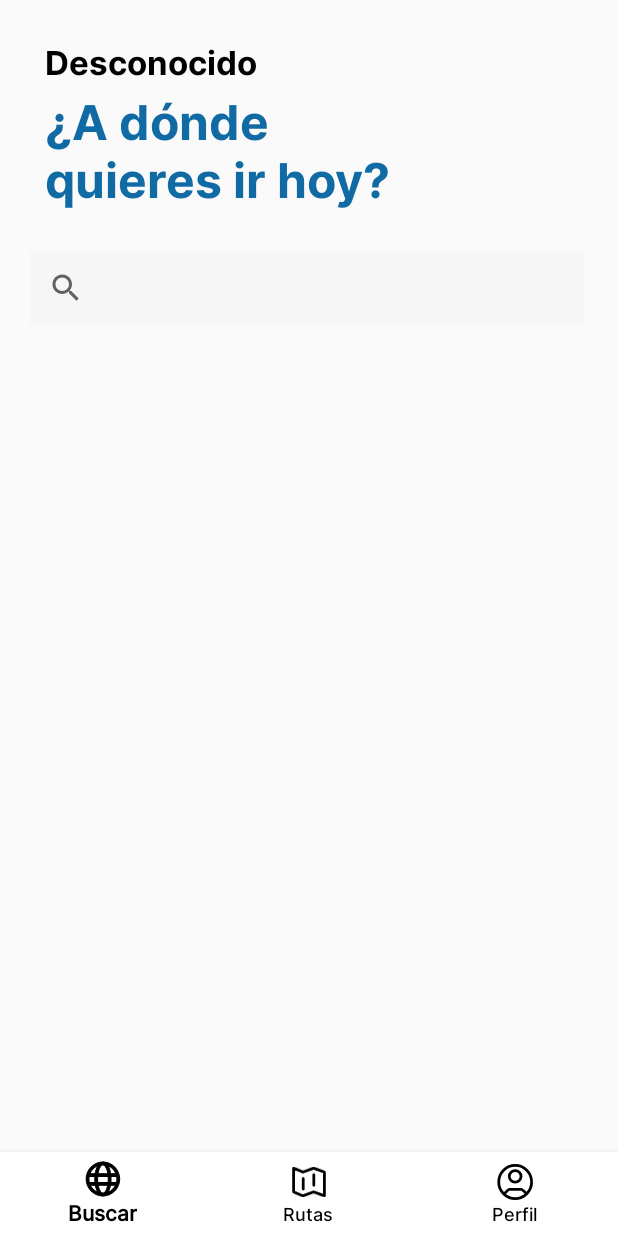
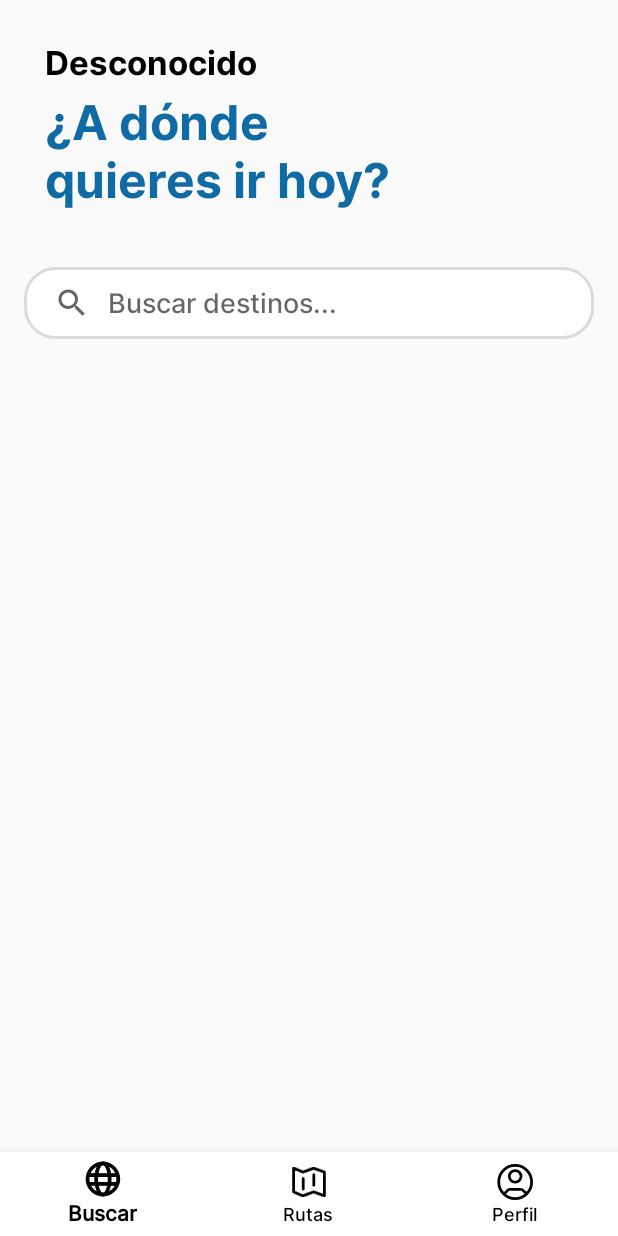
Before and after one commit to JeRamirez25/appTurismo, an Android app: the Buscar screen opened directly, with no data from a screen before it, on a phone screen of 412 x 824 dp. Run offline under Robolectric (Android 15) with nearby library versions, the phone set to English and light mode, and no system bars; our stand-ins replace Firebase (no records; nobody signed in at launch, a user with empty details on screens opened directly).

Commit message:
Nuevo riple background search view

```diff
--- a/app/src/main/java/com/example/app_bases_datos/Buscar.kt
+++ b/app/src/main/java/com/example/app_bases_datos/Buscar.kt
@@ -40,14 +40,17 @@ class Buscar : Fragment() {
 
             val user = auth.currentUser
             if (user != null) {
+
                 val userEmail = user.email ?: ""
                 saludo(userEmail, tvWelcome)
 
                 obtenerIdUsuario(userEmail) { userId ->
                     if (userId != null) {
+
                         adapter.setOnItemClickListener(object : LugarAdapter.onItemClickListener {
                             override fun onItemClick(position: Int) {
                                 val lugarSeleccionado = lugares[position]
+                                Log.d("listaLugares", "$lugarSeleccionado")
                                 val intent = Intent(requireContext(), Detalles_de_lugares::class.java).apply {
                                     putExtra("id", lugarSeleccionado.id)
                                     putExtra("nombre", lugarSeleccionado.nombre)
@@ -74,6 +77,8 @@ class Buscar : Fragment() {
             recyclerView.adapter = adapter
 
             cargarLugares()
+
+
 
             recyclerView.addOnScrollListener(object : RecyclerView.OnScrollListener() {
                 override fun onScrolled(recyclerView: RecyclerView, dx: Int, dy: Int) {
--- /dev/null
+++ b/app/src/main/res/drawable/background_search_view.xml
@@ -0,0 +1,11 @@
+<?xml version="1.0" encoding="utf-8"?>
+<selector xmlns:android="http://schemas.android.com/apk/res/android">
+    <item>
+        <shape android:shape="rectangle">
+            <solid android:color="@color/white"/>
+            <corners android:radius="20dp" />
+            <stroke android:color="@color/gray"
+                android:width="2dp"/>
+        </shape>
+    </item>
+</selector>
--- a/app/src/main/res/layout/fragment_buscar.xml
+++ b/app/src/main/res/layout/fragment_buscar.xml
@@ -30,13 +30,20 @@
         android:textColor="@color/primary_color"
         android:textSize="32sp" />
 
-    <androidx.appcompat.widget.SearchView
+    <SearchView
         android:id="@+id/searchView"
-        android:layout_width="369dp"
+        android:layout_width="match_parent"
         android:layout_height="wrap_content"
-        android:layout_margin="20dp"
-        android:background="#F6F6F6"
-        android:queryHint="Buscar destinos..." />
+        android:layout_marginHorizontal="16dp"
+        android:layout_marginTop="30dp"
+        android:layout_marginBottom="16dp"
+        android:iconifiedByDefault="false"
+        android:queryBackground="@android:color/transparent"
+        android:queryHint="Buscar destinos..."
+        android:background="@drawable/background_search_view"
+
+        />
+
 
     <androidx.recyclerview.widget.RecyclerView
         android:id="@+id/recyclerView"
```
